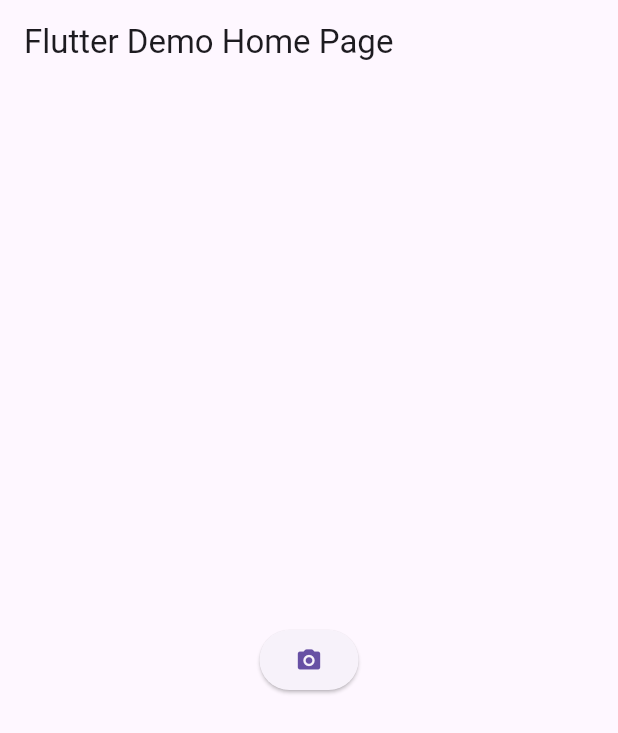
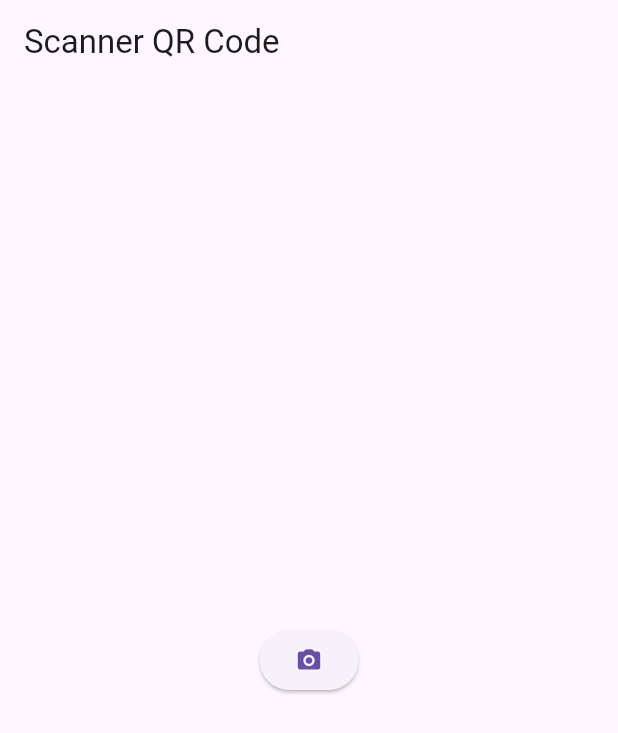
Before and after one commit to rxb49/hemicycle, a Flutter app: the screen it shows after launch, on a phone screen of 412 x 824 dp. Shown: the top 733 px of the screen. Run offline on Flutter 3.47's test engine with Material 3 defaults, Android fonts, the phone set to English and light mode, and no system bars; missing offline and left inert: mobile_scanner.

Commit message:
changement du nom de l'app bar

```diff
--- a/lib/main.dart
+++ b/lib/main.dart
@@ -12,7 +12,7 @@ class MyHome extends StatelessWidget {
   @override
   Widget build(BuildContext context) {
     return Scaffold(
-      appBar: AppBar(title: const Text('Flutter Demo Home Page')),
+      appBar: AppBar(title: const Text('Scanner QR Code')),
       body: SizedBox(
         width: MediaQuery.of(context).size.width,
         height: MediaQuery.of(context).size.height,
```
